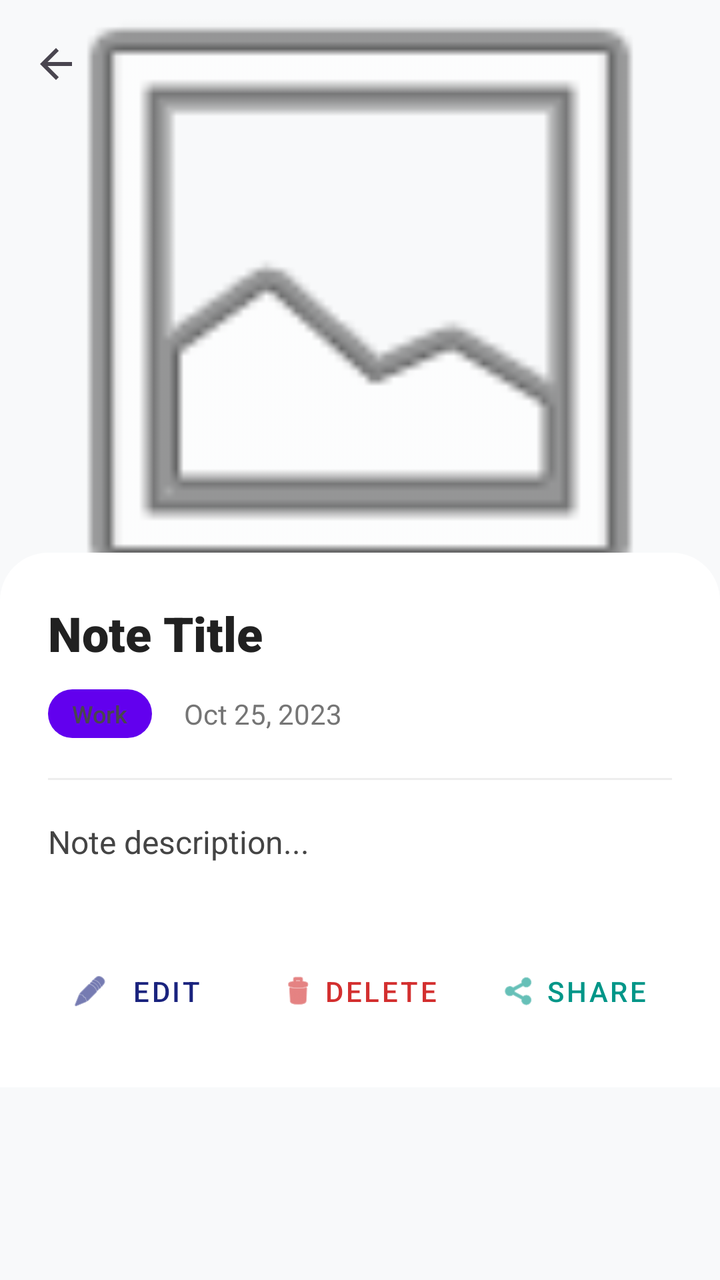
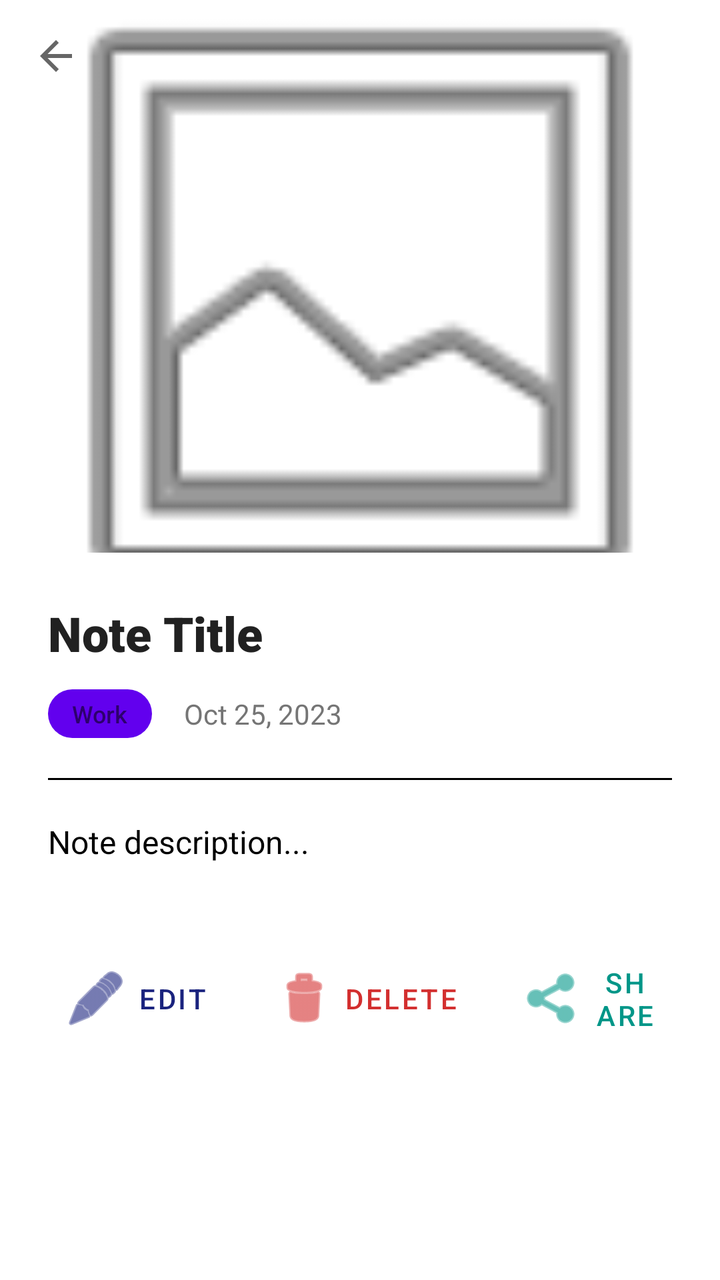

An Android layout rendered at two revisions. The XML below is the earlier revision; the diff shows what the commit changed to produce the second picture.
<!-- AndroidManifest.xml: application theme Theme.MediaNotesApp -->
<!-- res/layout/activity_note_detail.xml -->
<?xml version="1.0" encoding="utf-8"?>
<androidx.coordinatorlayout.widget.CoordinatorLayout xmlns:android="http://schemas.android.com/apk/res/android"
    xmlns:app="http://schemas.android.com/apk/res-auto"
    xmlns:tools="http://schemas.android.com/tools"
    android:layout_width="match_parent"
    android:layout_height="match_parent"
    android:background="@color/background_soft"
    tools:context=".NoteDetailActivity">

    <com.google.android.material.appbar.AppBarLayout
        android:id="@+id/appBarLayout"
        android:layout_width="match_parent"
        android:layout_height="wrap_content"
        android:background="@android:color/transparent"
        app:elevation="0dp">

        <com.google.android.material.appbar.CollapsingToolbarLayout
            android:layout_width="match_parent"
            android:layout_height="300dp"
            app:contentScrim="@color/primary_deep"
            app:layout_scrollFlags="scroll|exitUntilCollapsed">

            <ImageView
                android:id="@+id/ivDetailImage"
                android:layout_width="match_parent"
                android:layout_height="match_parent"
                android:scaleType="centerCrop"
                android:src="@android:drawable/ic_menu_gallery"
                app:layout_collapseMode="parallax" />

            <androidx.appcompat.widget.Toolbar
                android:id="@+id/toolbarDetail"
                android:layout_width="match_parent"
                android:layout_height="?attr/actionBarSize"
                app:layout_collapseMode="pin"
                app:navigationIcon="?attr/homeAsUpIndicator"
                app:navigationIconTint="@color/white" />

        </com.google.android.material.appbar.CollapsingToolbarLayout>
    </com.google.android.material.appbar.AppBarLayout>

    <androidx.core.widget.NestedScrollView
        android:layout_width="match_parent"
        android:layout_height="match_parent"
        android:layout_marginTop="-24dp"
        app:layout_behavior="@string/appbar_scrolling_view_behavior">

        <LinearLayout
            android:layout_width="match_parent"
            android:layout_height="wrap_content"
            android:background="@drawable/bg_detail_content"
            android:orientation="vertical"
            android:padding="24dp">

            <TextView
                android:id="@+id/tvDetailTitle"
                android:layout_width="match_parent"
                android:layout_height="wrap_content"
                android:text="Note Title"
                android:textColor="@color/text_primary"
                android:textSize="24sp"
                android:fontFamily="sans-serif-black" />

            <LinearLayout
                android:layout_width="match_parent"
                android:layout_height="wrap_content"
                android:orientation="horizontal"
                android:layout_marginTop="12dp"
                android:gravity="center_vertical">

                <TextView
                    android:id="@+id/tvDetailType"
                    android:layout_width="wrap_content"
                    android:layout_height="wrap_content"
                    android:text="Work"
                    android:textSize="12sp"
                    android:paddingHorizontal="12dp"
                    android:paddingVertical="4dp"
                    android:background="@drawable/bg_tag"
                    android:fontFamily="sans-serif-medium" />

                <TextView
                    android:id="@+id/tvDetailDate"
                    android:layout_width="wrap_content"
                    android:layout_height="wrap_content"
                    android:layout_marginStart="16dp"
                    android:text="Oct 25, 2023"
                    android:textColor="@color/text_secondary"
                    android:textSize="14sp" />
            </LinearLayout>

            <View
                android:layout_width="match_parent"
                android:layout_height="1dp"
                android:background="#EEEEEE"
                android:layout_marginVertical="20dp" />

            <TextView
                android:id="@+id/tvDetailDescription"
                android:layout_width="match_parent"
                android:layout_height="wrap_content"
                android:text="Note description..."
                android:textColor="#444444"
                android:textSize="16sp"
                android:lineSpacingExtra="6dp" />

            <LinearLayout
                android:layout_width="match_parent"
                android:layout_height="wrap_content"
                android:orientation="horizontal"
                android:layout_marginTop="40dp"
                android:gravity="center">

                <com.google.android.material.button.MaterialButton
                    android:id="@+id/btnEdit"
                    style="@style/Widget.MaterialComponents.Button.TextButton"
                    android:layout_width="wrap_content"
                    android:layout_height="wrap_content"
                    android:text="Edit"
                    app:icon="@android:drawable/ic_menu_edit"
                    android:textColor="@color/primary_deep"
                    app:iconTint="@color/primary_deep" />

                <com.google.android.material.button.MaterialButton
                    android:id="@+id/btnDelete"
                    style="@style/Widget.MaterialComponents.Button.TextButton"
                    android:layout_width="wrap_content"
                    android:layout_height="wrap_content"
                    android:layout_marginHorizontal="16dp"
                    android:text="Delete"
                    app:icon="@android:drawable/ic_menu_delete"
                    android:textColor="@color/error_red"
                    app:iconTint="@color/error_red" />

                <com.google.android.material.button.MaterialButton
                    android:id="@+id/btnShare"
                    style="@style/Widget.MaterialComponents.Button.TextButton"
                    android:layout_width="wrap_content"
                    android:layout_height="wrap_content"
                    android:text="Share"
                    app:icon="@android:drawable/ic_menu_share"
                    android:textColor="@color/accent_teal"
                    app:iconTint="@color/accent_teal" />

            </LinearLayout>
        </LinearLayout>
    </androidx.core.widget.NestedScrollView>

</androidx.coordinatorlayout.widget.CoordinatorLayout>
<!-- resources referenced by this layout -->
<resources>
  <color name="accent_teal">#009688</color>
  <color name="background_soft">#F8F9FA</color>
  <color name="error_red">#D32F2F</color>
  <color name="primary_deep">#1A237E</color>
  <color name="text_primary">#212121</color>
  <color name="text_secondary">#757575</color>
  <color name="white">#FFFFFFFF</color>
  <!-- drawable bg_detail_content (drawable) -->
  <?xml version="1.0" encoding="utf-8"?>
  <shape xmlns:android="http://schemas.android.com/apk/res/android">
      <solid android:color="@color/surface_white" />
      <corners
          android:topLeftRadius="24dp"
          android:topRightRadius="24dp" />
  </shape>
  <!-- drawable bg_tag (drawable) -->
  <?xml version="1.0" encoding="utf-8"?>
  <shape xmlns:android="http://schemas.android.com/apk/res/android">
      <solid android:color="@color/purple_500" />
      <corners android:radius="16dp" />
  </shape>
  <style name="Theme.MediaNotesApp" parent="Base.Theme.MediaNotesApp" />
  <color name="surface_white">#FFFFFF</color>
  <color name="purple_500">#FF6200EE</color>
  <style name="Base.Theme.MediaNotesApp" parent="Theme.Material3.DayNight.NoActionBar">
          <item name="colorPrimary">@color/primary_deep</item>
          <item name="android:windowBackground">@color/background_soft</item>
          <item name="android:textColorPrimary">@color/text_primary</item>
      </style>
</resources>

<!-- the commit's change to res/layout/activity_note_detail.xml (unified diff, before → after) -->
@@ -4,7 +4,7 @@
     xmlns:tools="http://schemas.android.com/tools"
     android:layout_width="match_parent"
     android:layout_height="match_parent"
-    android:background="@color/background_soft"
+    android:background="?attr/colorSurface"
     tools:context=".NoteDetailActivity">
 
     <com.google.android.material.appbar.AppBarLayout
@@ -92,7 +92,7 @@
             <View
                 android:layout_width="match_parent"
                 android:layout_height="1dp"
-                android:background="#EEEEEE"
+                android:background="?attr/colorOnSurface"
                 android:layout_marginVertical="20dp" />
 
             <TextView
@@ -100,7 +100,7 @@
                 android:layout_width="match_parent"
                 android:layout_height="wrap_content"
                 android:text="Note description..."
-                android:textColor="#444444"
+                android:textColor="?attr/colorOnSurface"
                 android:textSize="16sp"
                 android:lineSpacingExtra="6dp" />
 
<!-- resource entries referenced after the edit -->
@@ -1,7 +1,6 @@
 <!-- resources referenced by this layout -->
 <resources>
   <color name="accent_teal">#009688</color>
-  <color name="background_soft">#F8F9FA</color>
   <color name="error_red">#D32F2F</color>
   <color name="primary_deep">#1A237E</color>
   <color name="text_primary">#212121</color>
@@ -21,13 +20,18 @@
       <solid android:color="@color/purple_500" />
       <corners android:radius="16dp" />
   </shape>
-  <style name="Theme.MediaNotesApp" parent="Base.Theme.MediaNotesApp" />
+  <style name="Theme.MediaNotesApp" parent="Theme.MediaNotes.Light" />
   <color name="surface_white">#FFFFFF</color>
   <color name="purple_500">#FF6200EE</color>
-  <style name="Base.Theme.MediaNotesApp" parent="Theme.Material3.DayNight.NoActionBar">
-          <item name="colorPrimary">@color/primary_deep</item>
-          <item name="android:windowBackground">@color/background_soft</item>
-          <item name="android:textColorPrimary">@color/text_primary</item>
+  <style name="Theme.MediaNotes.Light" parent="Theme.MaterialComponents.DayNight.NoActionBar">
+          <item name="colorPrimary">@color/purple_500</item>
+          <item name="colorOnPrimary">@color/white</item>
+          <item name="colorSurface">@color/white</item>
+          <item name="colorOnSurface">@color/black</item>
+          <item name="android:windowBackground">?attr/colorSurface</item>
+          <item name="android:statusBarColor">?attr/colorSurface</item>
+          <item name="android:navigationBarColor">?attr/colorSurface</item>
       </style>
+  <color name="black">#FF000000</color>
 </resources>
 
